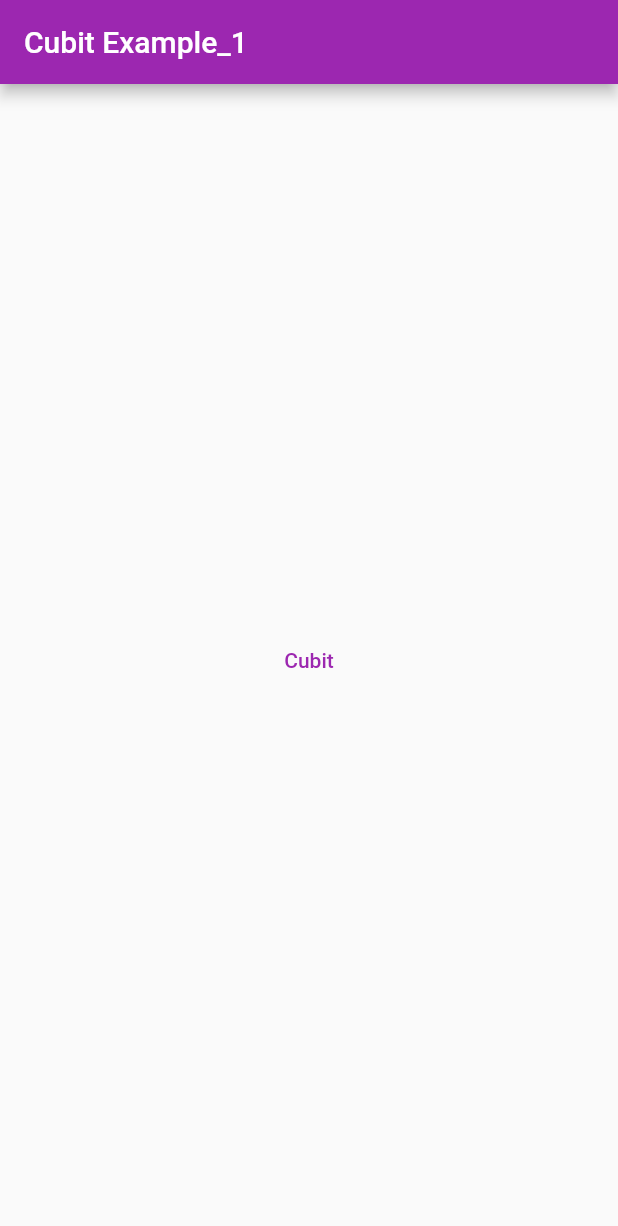
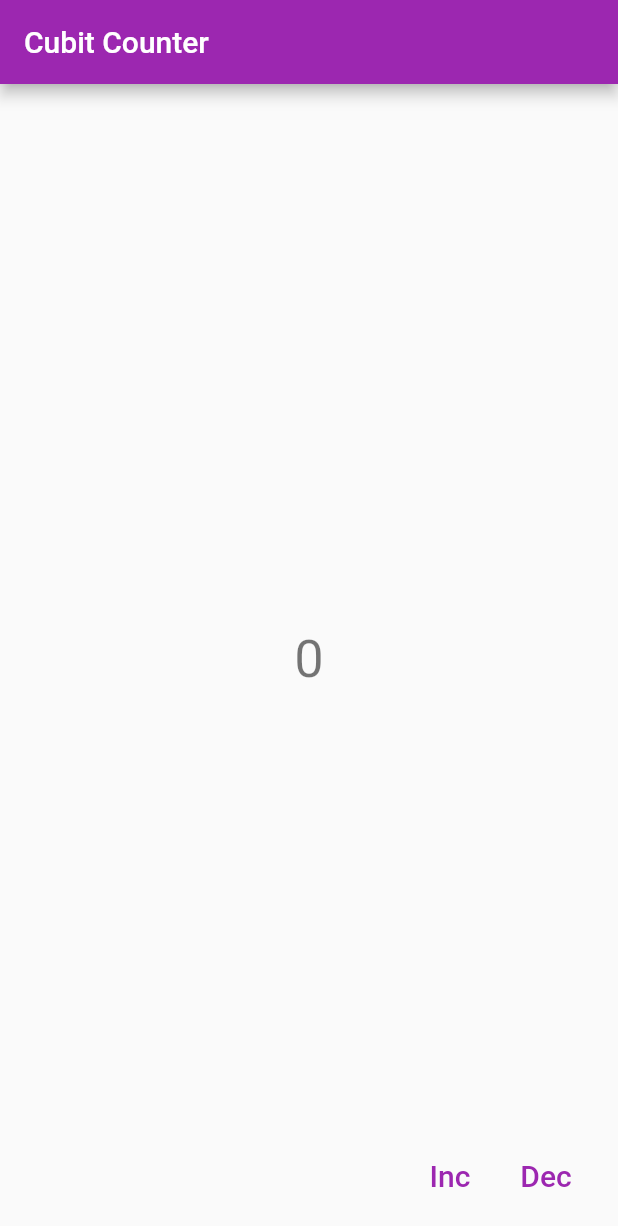
Before and after one commit to TarkanKara/Bloc_Cubit, a Flutter app: the screen it shows after launch, on a phone screen of 412 x 824 dp. Shown: the top 1226 px of the screen. Run offline on Flutter 3.47's test engine with Material 2 defaults, Android fonts, the phone set to English and light mode, and no system bars; our stand-ins replace flutter_bloc.

Commit message:
counter cubit app

```diff
--- a/lib/cubit_1_counter/counter_cubit.dart
+++ b/lib/cubit_1_counter/counter_cubit.dart
@@ -2,7 +2,7 @@
 
 import 'package:flutter_bloc/flutter_bloc.dart';
 
-class CounterCubit extends Cubit {
+class CounterCubit extends Cubit <int> {
   CounterCubit() : super(0);
 
   void increment() => emit(state + 1);
--- a/lib/cubit_1_counter/cubit_page.dart
+++ b/lib/cubit_1_counter/cubit_page.dart
@@ -1,4 +1,8 @@
+// ignore_for_file: depend_on_referenced_packages
+
+import 'package:bloc_cubit/cubit_1_counter/counter_cubit.dart';
 import 'package:flutter/material.dart';
+import 'package:flutter_bloc/flutter_bloc.dart';
 
 class Cubit1PageExample extends StatefulWidget {
   const Cubit1PageExample({super.key});
@@ -10,12 +14,49 @@ class Cubit1PageExample extends StatefulWidget {
 class _Cubit1PageExampleState extends State<Cubit1PageExample> {
   @override
   Widget build(BuildContext context) {
-    return Scaffold(
-      appBar: AppBar(
-        title: const Text("Cubit Example_1"),
-      ),
-      body: Center(
-          child: TextButton(onPressed: () {}, child: const Text("Cubit"))),
+    return BlocProvider<CounterCubit>(
+      create: (context) => CounterCubit(),
+      child: const Cubit1PageView(),
     );
   }
 }
+
+class Cubit1PageView extends StatelessWidget {
+  const Cubit1PageView({super.key});
+
+  @override
+  Widget build(BuildContext context) {
+    return Scaffold(
+      appBar: AppBar(
+        title: const Text("Cubit Counter"),
+      ),
+      body: BlocBuilder<CounterCubit, int>(
+        builder: (context, appstate) {
+          return Center(
+            child: Center(
+                child: Text(appstate.toString(),
+                    style: Theme.of(context)
+                        .textTheme
+                        .headline3!
+                        .copyWith(fontSize: 35))),
+          );
+        },
+      ),
+      floatingActionButton: Row(
+        mainAxisAlignment: MainAxisAlignment.end,
+        children: [
+          TextButton(
+              onPressed: () {
+                context.read<CounterCubit>().increment();
+              },
+              child: const Text("Inc", style: TextStyle(fontSize: 20))),
+          TextButton(
+              onPressed: () {
+                context.read<CounterCubit>().decrement();
+              },
+              child: const Text("Dec", style: TextStyle(fontSize: 20)))
+        ],
+      ),
+    );
+  }
+}
```
Also changed, not shown: 1 other file.
